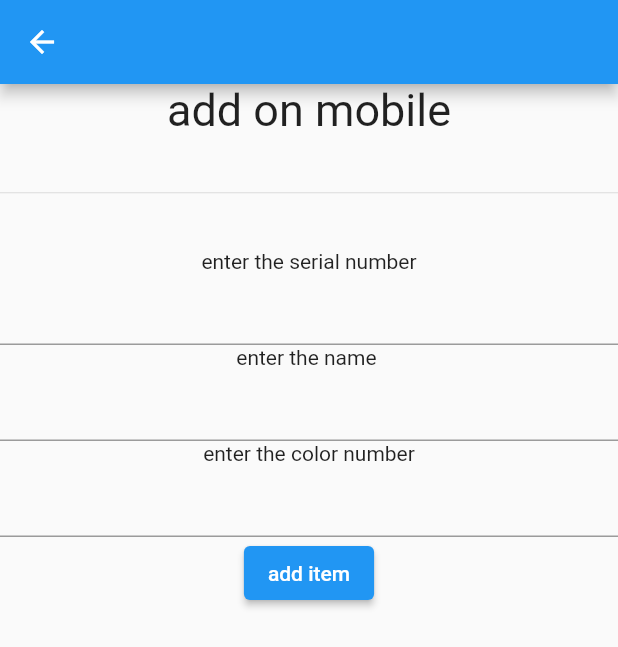
After one commit to 3bdallahaboasab/FIREBASE-APP-FLUTTER, a Flutter app: the AddScreen screen opened directly, on a phone screen of 412 x 824 dp. The commit adds this screen. Shown: the top 647 px of the screen. Run offline on Flutter 3.47's test engine with Material 2 defaults, Android fonts, the phone set to English and light mode, and no system bars; our stand-ins replace cloud_firestore, firebase_auth, firebase_core; accounts and stored records are empty.

Commit message:
first commit

```diff
--- a/lib/main.dart
+++ b/lib/main.dart
@@ -1,5 +1,5 @@
-import 'package:firebase_app/home.dart';
 import 'package:firebase_app/login.dart';
+import 'package:firebase_app/screens/add.dart';
 import 'package:firebase_core/firebase_core.dart';
 import 'package:flutter/material.dart';
 
@@ -20,6 +20,7 @@ class MyApp extends StatelessWidget {
   @override
   Widget build(BuildContext context) {
     return MaterialApp(
+      debugShowCheckedModeBanner: false,
       title: 'Flutter Demo',
       theme: ThemeData(
         primarySwatch: Colors.blue,
--- /dev/null
+++ b/lib/screens/add.dart
@@ -0,0 +1,55 @@
+import 'package:cloud_firestore/cloud_firestore.dart';
+import 'package:flutter/material.dart';
+
+class AddScreen extends StatelessWidget {
+  const AddScreen({super.key});
+
+  @override
+  Widget build(BuildContext context) {
+    TextEditingController serialController = TextEditingController();
+    TextEditingController nameController = TextEditingController();
+
+    TextEditingController colorController = TextEditingController();
+
+    return Scaffold(
+      appBar: AppBar(),
+      body: Center(
+        child: Column(
+          children: [
+            Text(
+              "add on mobile",
+              style: TextStyle(fontSize: 30),
+            ),
+            Divider(
+              height: 75,
+            ),
+            Text("enter the serial number"),
+            TextField(
+              controller: serialController,
+            ),
+            Text("enter the name "),
+            TextField(
+              controller: nameController,
+            ),
+            Text("enter the color number"),
+            TextField(
+              controller: colorController,
+            ),
+            ElevatedButton(
+                onPressed: () {
+                  CollectionReference db =
+                      FirebaseFirestore.instance.collection("mobiles");
+
+                  db.add({
+                    "sernal_no": serialController.text,
+                    "name": nameController.text,
+                    "color": colorController.text
+                  });
+                },
+                child: Text("add item"))
+          ],
+        ),
+      ),
+    );
+  }
+}
```
Also changed, not shown: lib/components/components.dart (added, +26 -0 lines), lib/home.dart (+46 -3 lines), lib/login.dart (+39 -7 lines), lib/register.dart (+25 -3 lines), lib/sighn_in.dart (deleted, +0 -16 lines), pubspec.yaml (+8 -8 lines), assets/fonts/IndieFlower-Regular.ttf (added), assets/fonts/ShadowsIntoLight-Regular.ttf (added), lib/screens/delete.dart (added), lib/screens/update.dart (added), lib/screens/view.dart (added), 1 other file.
